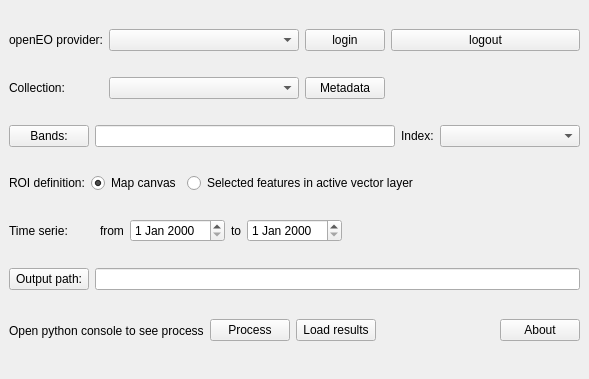
TIDOP-USAL/rs_ard_time_series_downloader, file rs_ard_time_series_downloader_dockwidget_base.ui: the form before one commit.
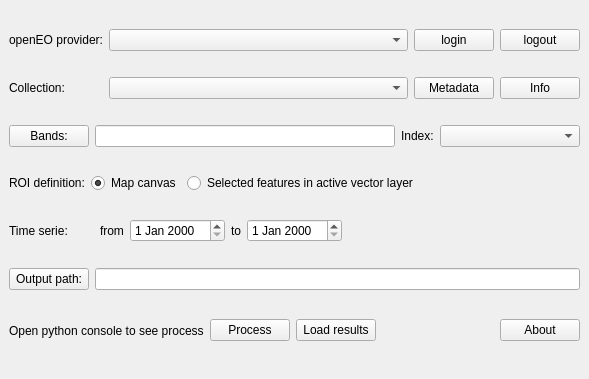
The form after the commit.

The edit to the form file:
```diff
--- a/rs_ard_time_series_downloader_dockwidget_base.ui
+++ b/rs_ard_time_series_downloader_dockwidget_base.ui
@@ -83,17 +83,11 @@
      </widget>
     </item>
     <item row="1" column="3">
-     <spacer name="horizontalSpacer_2">
-      <property name="orientation">
-       <enum>Qt::Horizontal</enum>
+     <widget class="QPushButton" name="collectionInfoPushButton">
+      <property name="text">
+       <string>Info</string>
       </property>
-      <property name="sizeHint" stdset="0">
-       <size>
-        <width>159</width>
-        <height>20</height>
-       </size>
-      </property>
-     </spacer>
+     </widget>
     </item>
     <item row="2" column="0" colspan="4">
      <layout class="QHBoxLayout" name="horizontalLayout_5">
```
